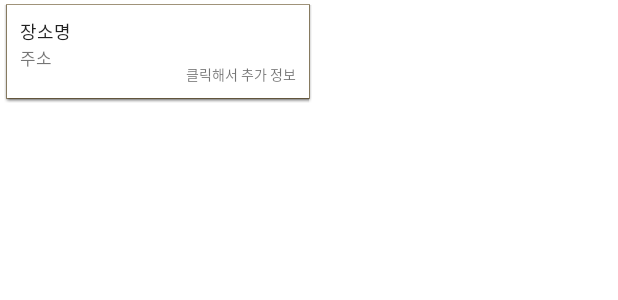
After one commit to chohe3212/ai-x-hackathon, an Android app: the layout custom_callout_balloon.xml on its own in the app's theme, with its tools: preview values and no code run, on a phone screen of 412 x 824 dp. The commit adds this screen. Shown: the top 300 px of the screen. Run offline under Robolectric (Android 15) with nearby library versions, the phone set to English and light mode, and no system bars.

Commit message:
11/21 commit

```diff
--- a/app/build.gradle
+++ b/app/build.gradle
@@ -39,4 +39,6 @@ dependencies {
     implementation files('libs/libDaumMapAndroid.jar')
     androidTestImplementation 'androidx.test.ext:junit:1.1.3'
     androidTestImplementation 'androidx.test.espresso:espresso-core:3.4.0'
+
+    //implementation 'com.alespero:expandable-cardview:0.8'
 }
--- /dev/null
+++ b/app/src/main/res/layout/custom_callout_balloon.xml
@@ -0,0 +1,54 @@
+<?xml version="1.0" encoding="utf-8"?>
+<LinearLayout xmlns:android="http://schemas.android.com/apk/res/android"
+    xmlns:app="http://schemas.android.com/apk/res-auto"
+    xmlns:tools="http://schemas.android.com/tools"
+    android:layout_width="wrap_content"
+    android:layout_height="wrap_content"
+    android:layout_margin="4px"
+    android:background="@android:drawable/editbox_dropdown_light_frame">
+
+    <LinearLayout
+        android:layout_width="200dp"
+        android:layout_height="match_parent"
+        android:orientation="vertical">
+
+        <TextView
+            android:id="@+id/ball_tv_name"
+            android:layout_width="wrap_content"
+            android:layout_height="wrap_content"
+            android:layout_marginStart="8dp"
+            android:layout_marginTop="8dp"
+            android:text="장소명"
+            android:textColor="?android:attr/textColorPrimary"
+            android:textSize="12sp" />
+
+        <LinearLayout
+            android:layout_width="match_parent"
+            android:layout_marginBottom="8dp"
+            android:layout_height="wrap_content">
+
+            <TextView
+                android:id="@+id/ball_tv_address"
+                android:layout_width="wrap_content"
+                android:layout_height="wrap_content"
+                android:layout_marginStart="8dp"
+                android:text="주소"
+                android:textSize="11sp" />
+
+            <View
+                android:layout_width="0dp"
+                android:layout_height="0dp"
+                android:layout_weight="1" />
+
+            <TextView
+                android:id="@+id/textView"
+                android:layout_width="wrap_content"
+                android:layout_height="wrap_content"
+                android:layout_gravity="right"
+                android:layout_marginEnd="8dp"
+                android:paddingTop="12dp"                android:text="클릭해서 추가 정보"
+                android:textSize="9sp" />
+        </LinearLayout>
+
+    </LinearLayout>
+</LinearLayout>
--- a/app/src/main/res/layout/fragment_map.xml
+++ b/app/src/main/res/layout/fragment_map.xml
@@ -19,7 +19,7 @@
         android:layout_height="wrap_content"
         android:padding="10dp"
         android:text="탐색중.."
-        android:textColor="#272727"
+        android:textColor="#8A272727"
         android:textSize="35sp"
         android:textStyle="bold" />
 
--- a/app/src/main/res/menu/menu_bottomnavigationview.xml
+++ b/app/src/main/res/menu/menu_bottomnavigationview.xml
@@ -15,8 +15,8 @@
         android:checked="true"/>
     <item
         android:id="@+id/RankIcon"
-        android:icon="@drawable/ranking"
-        android:title="Ranking"
+        android:icon="@drawable/information"
+        android:title="Information"
 />
 
 </menu>
--- a/build.gradle
+++ b/build.gradle
@@ -20,5 +20,6 @@ allprojects{
     repositories {{
         google()
         mavenCentral()
+        maven{ url 'https://jitpack.io' }
     }}
 }
--- a/settings.gradle
+++ b/settings.gradle
@@ -3,6 +3,7 @@ pluginManagement {
         gradlePluginPortal()
         google()
         mavenCentral()
+        maven { url 'https://jitpack.io' }
     }
 }
 //dependencyResolutionManagement {
```
Also changed, not shown: app/src/main/java/my/ai_x_hackathon/InfoFragment.java (renamed from app/src/main/java/my/ai_x_hackathon/RankFragment.java, +6 -6 lines), app/src/main/java/my/ai_x_hackathon/MainActivity.java (+2 -7 lines), app/src/main/java/my/ai_x_hackathon/MapFragment.java (+61 -31 lines), app/src/main/res/layout/fragment_info.xml (added, +8 -0 lines), app/src/main/res/layout/fragment_rank.xml (deleted, +0 -14 lines), app/src/main/res/drawable/information.png (added), app/src/main/res/drawable/ranking.png (deleted).
